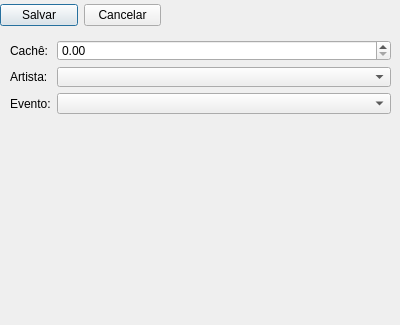
First picture: the form in UIs/Preco/CadastroPrecoDialog.ui, repository teiGustavo/eventos-pyside, before the edit.
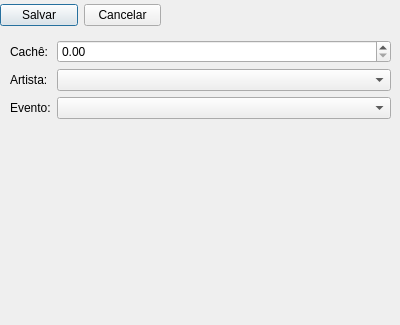
Second picture: the form after the edit.

Diff of the .ui file:
```diff
--- a/UIs/Preco/CadastroPrecoDialog.ui
+++ b/UIs/Preco/CadastroPrecoDialog.ui
@@ -45,7 +45,7 @@
      <x>10</x>
      <y>40</y>
      <width>381</width>
-     <height>74</height>
+     <height>80</height>
     </rect>
    </property>
    <layout class="QFormLayout" name="formLayout">
@@ -77,7 +77,11 @@
      <widget class="QComboBox" name="comboBoxEvento"/>
     </item>
     <item row="0" column="1">
-     <widget class="QDoubleSpinBox" name="doubleSpinBoxCache"/>
+     <widget class="QDoubleSpinBox" name="doubleSpinBoxCache">
+      <property name="maximum">
+       <double>1000000000000.000000000000000</double>
+      </property>
+     </widget>
     </item>
    </layout>
   </widget>
```
